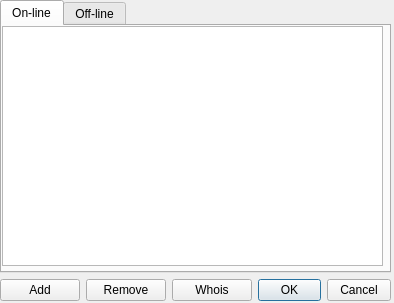
First picture: the form in ui/friends.ui, repository gitter-badger/simplechatclient, before the edit.
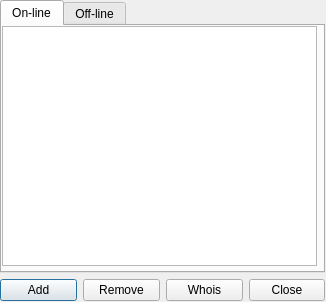
Second picture: the form after the edit. Icons and pictures are not drawn.

Diff of the .ui file:
```diff
--- a/ui/friends.ui
+++ b/ui/friends.ui
@@ -6,20 +6,20 @@
    <rect>
     <x>0</x>
     <y>0</y>
-    <width>394</width>
-    <height>303</height>
+    <width>326</width>
+    <height>302</height>
    </rect>
   </property>
   <property name="minimumSize">
    <size>
-    <width>394</width>
-    <height>303</height>
+    <width>326</width>
+    <height>302</height>
    </size>
   </property>
   <property name="maximumSize">
    <size>
-    <width>394</width>
-    <height>303</height>
+    <width>326</width>
+    <height>302</height>
    </size>
   </property>
   <property name="windowTitle">
@@ -34,7 +34,7 @@
     <rect>
      <x>0</x>
      <y>0</y>
-     <width>391</width>
+     <width>325</width>
      <height>301</height>
     </rect>
    </property>
@@ -53,7 +53,7 @@
          <rect>
           <x>0</x>
           <y>0</y>
-          <width>381</width>
+          <width>315</width>
           <height>240</height>
          </rect>
         </property>
@@ -108,7 +108,7 @@
       <item>
        <widget class="QDialogButtonBox" name="buttonBox">
         <property name="standardButtons">
-         <set>QDialogButtonBox::Cancel|QDialogButtonBox::Ok</set>
+         <set>QDialogButtonBox::Close</set>
         </property>
        </widget>
       </item>
```
Left out of the diff: 8 changed lines with no effect on the pictures.
